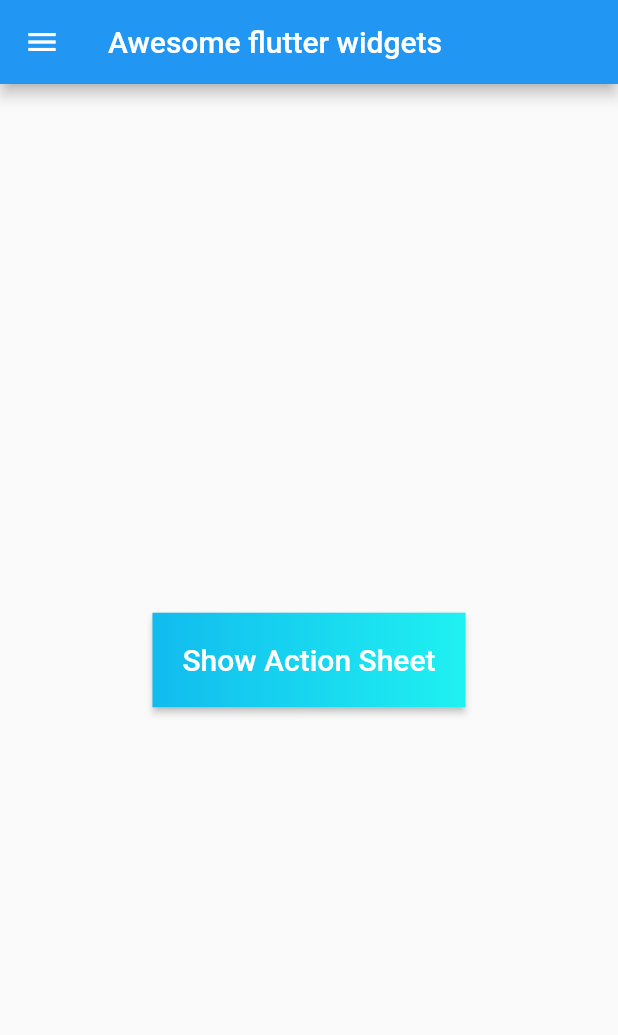
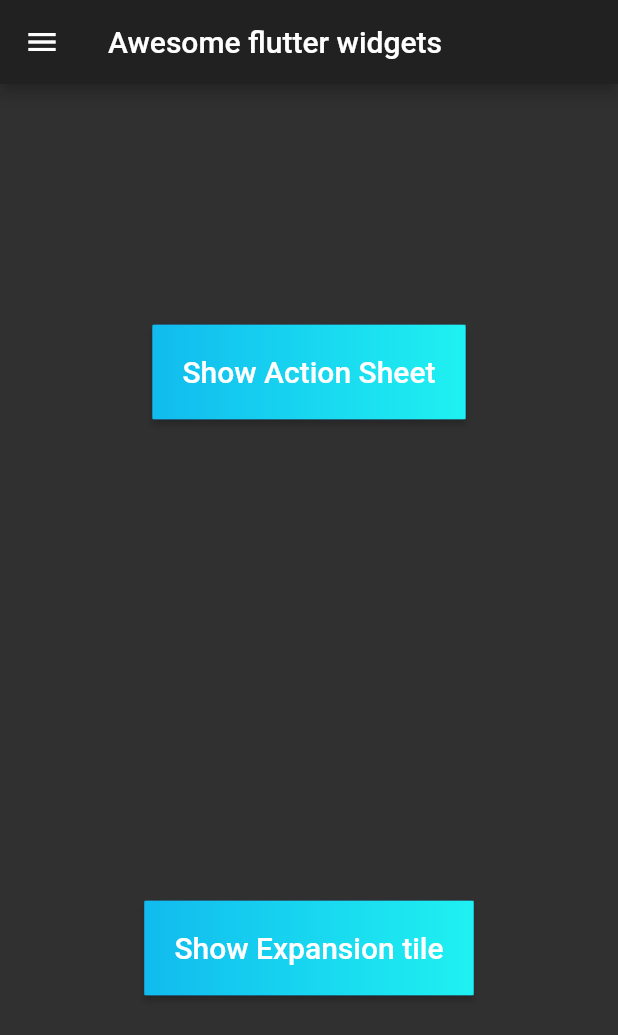
Before and after one commit to codeglocks/flutter-awesome-ui, a Flutter app: the screen it shows after launch, on a phone screen of 412 x 824 dp. Shown: the top 1035 px of the screen. Run offline on Flutter 3.47's test engine with Material 2 defaults, Android fonts, the phone set to English and light mode, and no system bars.

Commit message:
Expansion tile and tile panel(List view) added

```diff
--- a/lib/main.dart
+++ b/lib/main.dart
@@ -1,5 +1,7 @@
 import 'package:flutter/material.dart';
 import 'package:flutter_widgets/welcome_screen.dart';
+import 'package:flutter_widgets/widgets/expansionTile/singleTile/MyExpansionTile.dart';
+import 'package:flutter_widgets/widgets/expansionTile/tilePanel/MyExpansionTilePanel.dart';
 
 void main() {
   runApp(MyApp());
@@ -12,12 +14,14 @@ class MyApp extends StatelessWidget {
       debugShowCheckedModeBanner: false,
       title: 'Flutter Widgets',
       theme: ThemeData(
-        primarySwatch: Colors.blue,
-        visualDensity: VisualDensity.adaptivePlatformDensity,
-      ),
+          primarySwatch: Colors.blue,
+          visualDensity: VisualDensity.adaptivePlatformDensity,
+          brightness: Brightness.dark),
       initialRoute: WelcomeScreen.id,
       routes: {
         WelcomeScreen.id: (context) => WelcomeScreen(),
+        MyExpansionTile.id: (context) => MyExpansionTile(),
+        MyExpansionTilePanel.id: (context) => MyExpansionTilePanel(),
       },
     );
   }
--- a/lib/welcome_screen.dart
+++ b/lib/welcome_screen.dart
@@ -3,6 +3,7 @@ import 'package:flutter/material.dart';
 import 'package:flutter_widgets/widgets/buttons/gradient_button/MyGradientButton.dart';
 import 'package:flutter_widgets/widgets/cupertinoActionSheet/CupertinoActionSheet.dart';
 import 'package:flutter_widgets/widgets/drawer/Drawer.dart';
+import 'package:flutter_widgets/widgets/expansionTile/singleTile/MyExpansionTile.dart';
 
 class WelcomeScreen extends StatefulWidget {
   static const String id = 'welcome_screen';
@@ -19,9 +20,13 @@ class _WelcomeScreenState extends State<WelcomeScreen> {
           "Awesome flutter widgets",
         ),
       ),
-      body: Center(
-        child: Container(
-          child: MyGradientButton(
+      body: Container(
+        width: MediaQuery.of(context).size.width,
+        child: Column(
+          crossAxisAlignment: CrossAxisAlignment.center,
+          mainAxisAlignment: MainAxisAlignment.spaceAround,
+          children: [
+            MyGradientButton(
               title: 'Show Action Sheet',
               onPress: () async {
                 var f = await showCupertinoModalPopup(
@@ -29,6 +34,13 @@ class _WelcomeScreenState extends State<WelcomeScreen> {
                     builder: (context) => MyCupertinoActionSheet());
               },
             ),
+            MyGradientButton(
+              title: 'Show Expansion tile',
+              onPress: () {
+                Navigator.pushNamed(context, MyExpansionTile.id);
+              },
+            ),
+          ],
         ),
       ),
       drawer: UserAccountDrawer(),
```
Also changed, not shown: lib/widgets/expansionTile/singleTile/MyExpansionTile.dart (added, +36 -0 lines), lib/widgets/expansionTile/tilePanel/MyExpansionTilePanel.dart (added, +68 -0 lines), 1 other file. Lines whose indentation alone changed are shown as unchanged.
